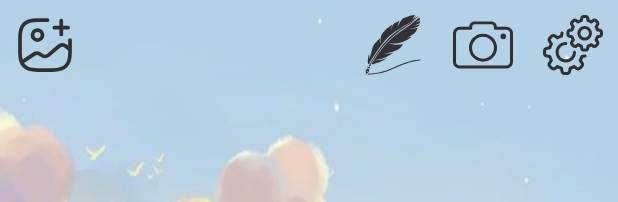
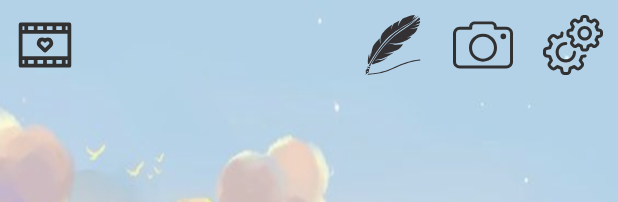
Before and after one commit to Amorydev/Love_App, an Android app: the layout activity_main.xml on its own in the app's theme, with its tools: preview values and no code run, on a phone screen of 412 x 824 dp. Shown: the top 202 px of the screen. Run offline under Robolectric (Android 15) with nearby library versions, the phone set to English and light mode, and no system bars; plain views replace MultiWaveHeader.

Commit message:
25/12/2023

```diff
--- /dev/null
+++ b/app/src/main/res/drawable/ic_moments.xml
@@ -0,0 +1,12 @@
+<vector xmlns:android="http://schemas.android.com/apk/res/android"
+    android:width="512dp"
+    android:height="512dp"
+    android:viewportWidth="32"
+    android:viewportHeight="32">
+  <path
+      android:fillColor="#FF000000"
+      android:pathData="m29,4h-26a1,1 0,0 0,-1 1v22a1,1 0,0 0,1 1h26a1,1 0,0 0,1 -1v-22a1,1 0,0 0,-1 -1zM10,24v2h-3v-2zM12,24h3v2h-3zM17,24h3v2h-3zM22,24h3v2h-3zM4,22v-12h24v12zM22,8v-2h3v2zM20,8h-3v-2h3zM15,8h-3v-2h3zM10,8h-3v-2h3zM28,8h-1v-2h1zM4,6h1v2h-1zM4,24h1v2h-1zM28,26h-1v-2h1z"/>
+  <path
+      android:fillColor="#FF000000"
+      android:pathData="m17.42,12a2.81,2.81 0,0 0,-1.42 0.45,2.69 2.69,0 0,0 -1.42,-0.45 2.92,2.92 0,0 0,-2.06 5l2.77,2.78a1,1 0,0 0,0.71 0.22,1 1,0 0,0 0.71,-0.29l2.78,-2.71a2.93,2.93 0,0 0,-2.07 -5zM18.08,15.58 L16,17.62 13.93,15.55a0.91,0.91 0,0 1,-0.27 -0.66,0.92 0.92,0 0,1 0.92,-0.92 1.4,1.4 0,0 1,0.71 0.42,1 1,0 0,0 1.42,0 1.4,1.4 0,0 1,0.71 -0.42,0.91 0.91,0 0,1 0.65,0.27 0.94,0.94 0,0 1,0.01 1.31z"/>
+</vector>
--- a/app/src/main/res/layout/activity_main.xml
+++ b/app/src/main/res/layout/activity_main.xml
@@ -51,7 +51,7 @@
             android:layout_height="40dp"
             android:layout_marginLeft="10dp"
             android:layout_marginTop="10dp"
-            android:background="@drawable/ic_gallery"
+            android:background="@drawable/ic_moments"
             android:gravity="right"
             app:layout_constraintStart_toStartOf="parent"
             app:layout_constraintTop_toTopOf="parent" />
```
Also changed, not shown: app/src/main/AndroidManifest.xml (+6 -3 lines), app/src/main/java/com/example/love_app/Add_Moments.kt (added, +22 -0 lines), app/src/main/java/com/example/love_app/MainActivity.kt (+8 -0 lines), app/src/main/res/drawable/add_post.xml (added, +13 -0 lines), app/src/main/res/drawable/back.xml (added, +9 -0 lines), app/src/main/res/layout/activity_add_moments.xml (added, +57 -0 lines).
